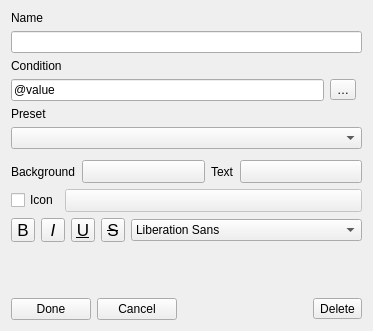
Above: src/ui/qgseditconditionalformatrulewidget.ui from carsmie/QGIS before the change. Below: the same form after it.
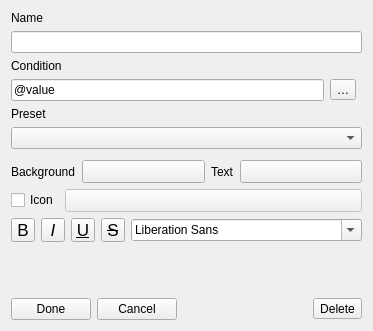
That is the form after the change. Icons and pictures are not drawn. Custom widgets are drawn as their Qt base class.

```diff
--- a/src/ui/qgseditconditionalformatrulewidget.ui
+++ b/src/ui/qgseditconditionalformatrulewidget.ui
@@ -317,11 +317,7 @@
          </widget>
         </item>
         <item>
-         <widget class="QFontComboBox" name="mFontFamilyCmbBx">
-          <property name="editable">
-           <bool>false</bool>
-          </property>
-         </widget>
+         <widget class="QFontComboBox" name="mFontFamilyCmbBx" />
         </item>
        </layout>
       </item>
```
